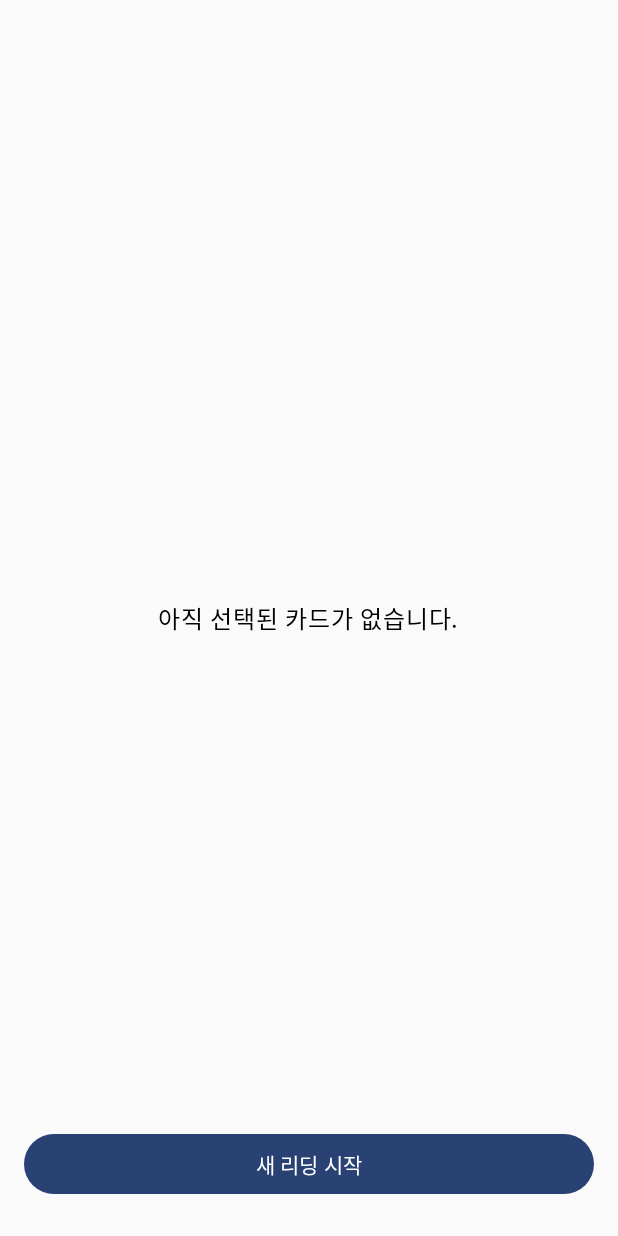
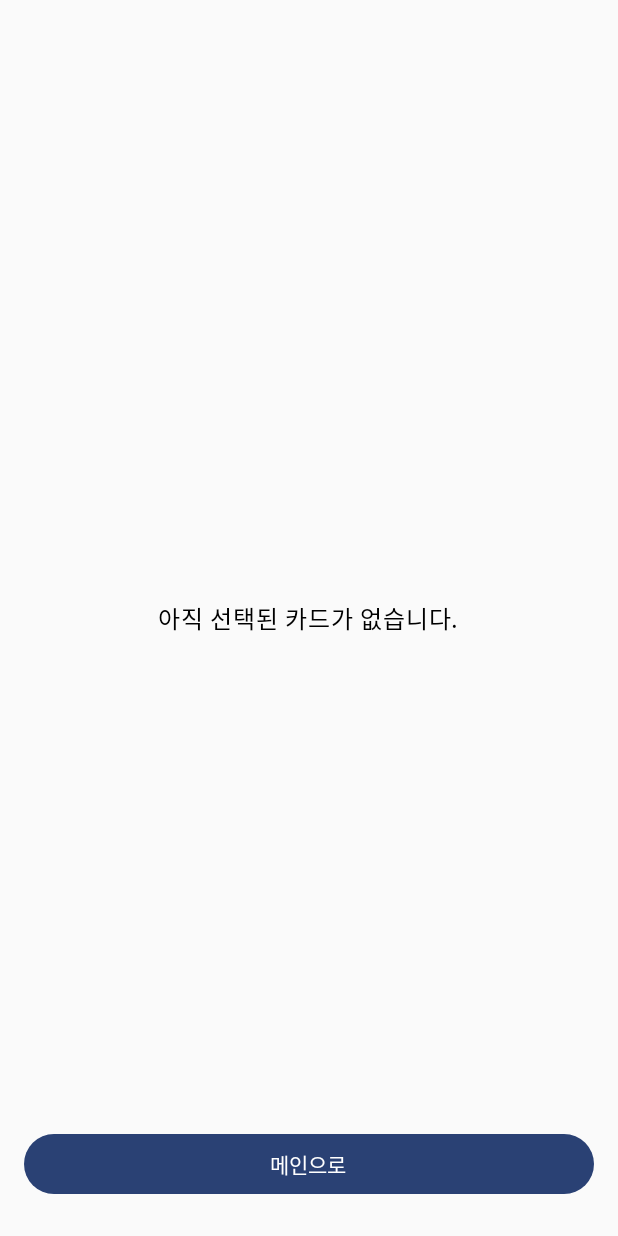
Before and after one commit to pinwormmy/TarotCard, an Android app built with Jetpack Compose: the ReadingResultScreen screen opened through its navigation route, on a phone screen of 412 x 824 dp. Run offline under Robolectric (Android 15) with nearby library versions, the phone set to English and light mode, and no system bars.

Commit message:
메인메뉴 및 스프레스 선택 메뉴 구성 완료
나름 그럴싸한 디자인도 짜줬음

추가로 카드3장 스프레드 중에 '새리딩시작'버튼을 '메인으로'버튼으로 변경.

```diff
--- a/app/src/main/java/com/pinwormmy/tarotcard/navigation/NavGraph.kt
+++ b/app/src/main/java/com/pinwormmy/tarotcard/navigation/NavGraph.kt
@@ -13,7 +13,9 @@ import androidx.navigation.navArgument
 import com.pinwormmy.tarotcard.data.TarotRepository
 import com.pinwormmy.tarotcard.ui.screens.CardDetailScreen
 import com.pinwormmy.tarotcard.ui.screens.CardLibraryScreen
+import com.pinwormmy.tarotcard.ui.screens.MainMenuScreen
 import com.pinwormmy.tarotcard.ui.screens.ReadingResultScreen
+import com.pinwormmy.tarotcard.ui.screens.SpreadMenuScreen
 import com.pinwormmy.tarotcard.ui.screens.ShuffleAndDrawScreen
 import com.pinwormmy.tarotcard.ui.screens.SpreadSelectionScreen
 import com.pinwormmy.tarotcard.ui.state.SpreadFlowViewModel
@@ -31,8 +33,25 @@ fun TarotNavGraph(
 
     NavHost(
         navController = navController,
-        startDestination = Screen.Preselection.route
+        startDestination = Screen.MainMenu.route
     ) {
+        composable(Screen.MainMenu.route) {
+            MainMenuScreen(
+                onStartReading = {
+                    navController.navigate(Screen.SpreadMenu.route)
+                }
+            )
+        }
+
+        composable(Screen.SpreadMenu.route) {
+            SpreadMenuScreen(
+                onPastPresentFuture = {
+                    navController.navigate(Screen.Preselection.route)
+                },
+                onBack = { navController.popBackStack() }
+            )
+        }
+
         composable(Screen.Preselection.route) {
             SpreadSelectionScreen(
                 positions = spreadUiState.positions,
@@ -104,10 +123,10 @@ fun TarotNavGraph(
             ReadingResultScreen(
                 positions = spreadUiState.positions,
                 cardsBySlot = spreadUiState.finalCards,
-                onRestart = {
+                onNavigateHome = {
                     spreadViewModel.resetFlow()
-                    navController.navigate(Screen.Preselection.route) {
-                        popUpTo(Screen.Preselection.route) { inclusive = true }
+                    navController.navigate(Screen.MainMenu.route) {
+                        popUpTo(Screen.MainMenu.route) { inclusive = true }
                         launchSingleTop = true
                     }
                 }
@@ -129,6 +148,8 @@ fun TarotNavGraph(
 }
 
 private sealed class Screen(val route: String) {
+    data object MainMenu : Screen("main_menu")
+    data object SpreadMenu : Screen("spread_menu")
     data object Preselection : Screen("preselection")
     data object CardLibrary : Screen("card_library")
     data object ShuffleAndDraw : Screen("shuffle_and_draw")
--- /dev/null
+++ b/app/src/main/java/com/pinwormmy/tarotcard/ui/screens/MainMenuScreen.kt
@@ -0,0 +1,169 @@
+package com.pinwormmy.tarotcard.ui.screens
+
+import androidx.compose.foundation.background
+import androidx.compose.foundation.clickable
+import androidx.compose.foundation.layout.Arrangement
+import androidx.compose.foundation.layout.Box
+import androidx.compose.foundation.layout.Column
+import androidx.compose.foundation.layout.PaddingValues
+import androidx.compose.foundation.layout.Spacer
+import androidx.compose.foundation.layout.fillMaxSize
+import androidx.compose.foundation.layout.fillMaxWidth
+import androidx.compose.foundation.layout.height
+import androidx.compose.foundation.layout.padding
+import androidx.compose.foundation.shape.RoundedCornerShape
+import androidx.compose.material3.MaterialTheme
+import androidx.compose.material3.Surface
+import androidx.compose.material3.Text
+import androidx.compose.runtime.Composable
+import androidx.compose.ui.Alignment
+import androidx.compose.ui.Modifier
+import androidx.compose.ui.draw.clip
+import androidx.compose.ui.graphics.Brush
+import androidx.compose.ui.graphics.Color
+import androidx.compose.ui.text.font.FontWeight
+import androidx.compose.ui.tooling.preview.Preview
+import androidx.compose.ui.unit.dp
+import com.pinwormmy.tarotcard.ui.theme.TarotcardTheme
+
+@Composable
+fun MainMenuScreen(
+    onStartReading: () -> Unit,
+    modifier: Modifier = Modifier,
+    onDailyCard: (() -> Unit)? = null,
+    onBrowseCards: (() -> Unit)? = null,
+    onOpenOptions: (() -> Unit)? = null
+) {
+    val menuItems = listOf(
+        MainMenuEntry(
+            label = "오늘의 카드",
+            enabled = onDailyCard != null,
+            onClick = onDailyCard ?: {}
+        ),
+        MainMenuEntry(
+            label = "리딩 시작",
+            enabled = true,
+            onClick = onStartReading
+        ),
+        MainMenuEntry(
+            label = "카드 살펴보기",
+            enabled = onBrowseCards != null,
+            onClick = onBrowseCards ?: {}
+        ),
+        MainMenuEntry(
+            label = "옵션",
+            enabled = onOpenOptions != null,
+            onClick = onOpenOptions ?: {}
+        )
+    )
+
+    Box(
+        modifier = modifier
+            .fillMaxSize()
+            .background(
+                brush = Brush.verticalGradient(
+                    colors = listOf(
+                        MaterialTheme.colorScheme.primaryContainer.copy(alpha = 0.35f),
+                        Color.Black
+                    )
+                )
+            )
+            .padding(horizontal = 24.dp, vertical = 32.dp)
+    ) {
+        Column(
+            modifier = Modifier.fillMaxSize(),
+            verticalArrangement = Arrangement.Center,
+            horizontalAlignment = Alignment.CenterHorizontally
+        ) {
+            Column(
+                modifier = Modifier.fillMaxWidth(),
+                horizontalAlignment = Alignment.CenterHorizontally,
+                verticalArrangement = Arrangement.spacedBy(8.dp)
+            ) {
+                Text(
+                    text = "타로테스트",
+                    style = MaterialTheme.typography.displaySmall,
+                    fontWeight = FontWeight.Bold
+                )
+                Text(
+                    text = "오늘의 에너지를 비추는 타로카드",
+                    style = MaterialTheme.typography.titleMedium
+                )
+            }
+
+            Spacer(modifier = Modifier.height(48.dp))
+
+            Column(
+                modifier = Modifier.fillMaxWidth(),
+                verticalArrangement = Arrangement.spacedBy(16.dp)
+            ) {
+                menuItems.forEach { entry ->
+                    MainMenuButton(
+                        label = entry.label,
+                        enabled = entry.enabled,
+                        onClick = entry.onClick
+                    )
+                }
+                Spacer(modifier = Modifier.height(12.dp))
+            }
+        }
+    }
+}
+
+@Composable
+private fun MainMenuButton(
+    label: String,
+    enabled: Boolean,
+    modifier: Modifier = Modifier,
+    onClick: () -> Unit
+) {
+    val containerColor = if (enabled) {
+        MaterialTheme.colorScheme.surface.copy(alpha = 0.9f)
+    } else {
+        MaterialTheme.colorScheme.surface.copy(alpha = 0.3f)
+    }
+    val contentColor = if (enabled) {
+        MaterialTheme.colorScheme.onSurface
+    } else {
+        MaterialTheme.colorScheme.onSurface.copy(alpha = 0.4f)
+    }
+
+    Surface(
+        modifier = modifier
+            .fillMaxWidth()
+            .clip(RoundedCornerShape(28.dp))
+            .let {
+                if (enabled) {
+                    it.clickable(onClick = onClick)
+                } else {
+                    it
+                }
+            },
+        color = containerColor,
+        tonalElevation = if (enabled) 6.dp else 0.dp
+    ) {
+        Text(
+            modifier = Modifier
+                .fillMaxWidth()
+                .padding(PaddingValues(vertical = 20.dp, horizontal = 24.dp)),
+            text = label,
+            style = MaterialTheme.typography.titleLarge,
+            fontWeight = FontWeight.SemiBold,
+            color = contentColor
+        )
+    }
+}
+
+@Preview(showBackground = true)
+@Composable
+private fun MainMenuPreview() {
+    TarotcardTheme {
+        MainMenuScreen(onStartReading = {})
+    }
+}
+
+private data class MainMenuEntry(
+    val label: String,
+    val enabled: Boolean,
+    val onClick: () -> Unit
+)
--- a/app/src/main/java/com/pinwormmy/tarotcard/ui/screens/ReadingResultScreen.kt
+++ b/app/src/main/java/com/pinwormmy/tarotcard/ui/screens/ReadingResultScreen.kt
@@ -59,7 +59,7 @@ fun ReadingResultScreen(
     positions: List<SpreadPosition>,
     cardsBySlot: Map<SpreadSlot, TarotCardModel>,
     modifier: Modifier = Modifier,
-    onRestart: () -> Unit
+    onNavigateHome: () -> Unit
 ) {
     val orderedSlots = remember(positions) { positions.map { it.slot } }
     val orderedCards = orderedSlots.map { cardsBySlot[it] }
@@ -167,9 +167,9 @@ fun ReadingResultScreen(
             modifier = Modifier
                 .align(Alignment.BottomCenter)
                 .fillMaxWidth(),
-            onClick = onRestart
+            onClick = onNavigateHome
         ) {
-            Text(text = "새 리딩 시작")
+            Text(text = "메인으로")
         }
     }
 
```
Also changed, not shown: app/src/main/java/com/pinwormmy/tarotcard/ui/screens/SpreadMenuScreen.kt (added, +169 -0 lines).
